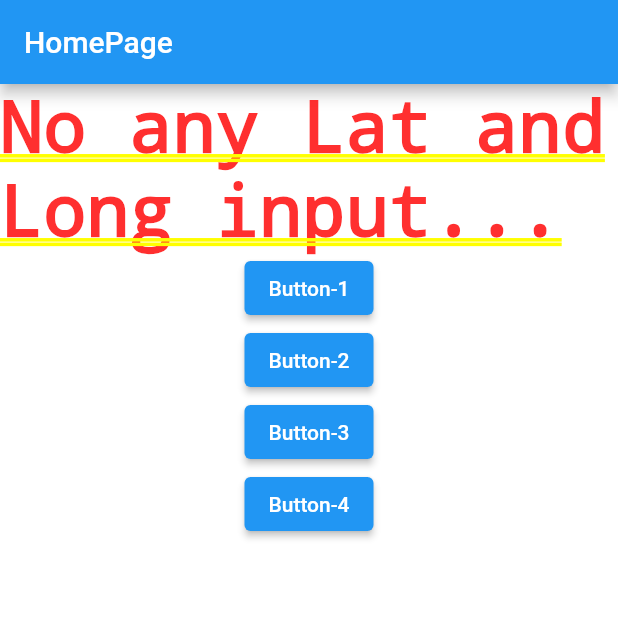
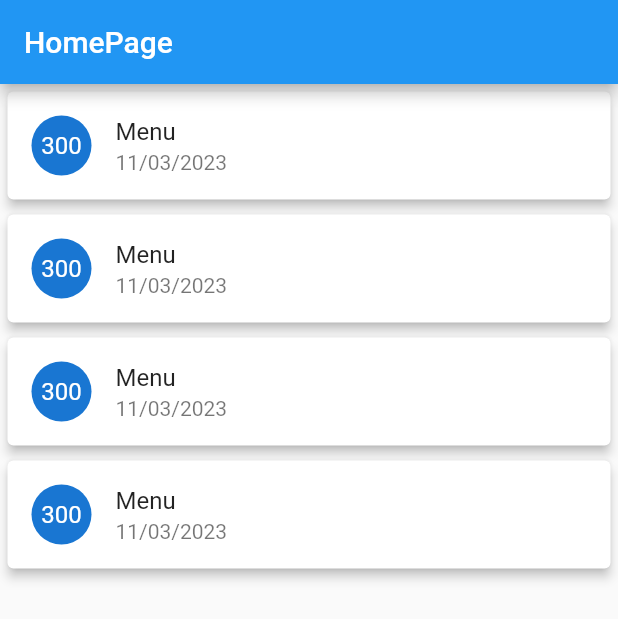
Before and after one commit to popbobkok/Flutter_G1_Project, a Flutter app: the screen it shows after launch, on a phone screen of 412 x 824 dp. Shown: the top 619 px of the screen. Run offline on Flutter 3.47's test engine with Material 2 defaults, Android fonts, the light colour scheme and no system bars; missing offline and left inert: dart:ffi.

Commit message:
make menu card

```diff
--- a/project_g1/lib/screen/home_screen.dart
+++ b/project_g1/lib/screen/home_screen.dart
@@ -2,6 +2,7 @@ import 'package:flutter/src/widgets/framework.dart';
 import 'package:flutter/src/widgets/placeholder.dart';
 import 'package:flutter/material.dart';
 import 'package:project_g1/providers/button_provider.dart';
+import 'package:project_g1/providers/location_provider.dart';
 import 'package:provider/provider.dart';
 
 class MyHomePage extends StatefulWidget {
@@ -11,6 +12,51 @@ class MyHomePage extends StatefulWidget {
   State<MyHomePage> createState() => _MyHomePageState();
 }
 
+class _MyHomePageState extends State<MyHomePage> {
+  @override
+  Widget build(BuildContext context) {
+    return Scaffold(
+        appBar: AppBar(
+          title: Text("HomePage"),
+        ),
+        body: ListView.builder(
+            itemCount: 4,
+            itemBuilder: (context, int index) {
+              Text("Set_1");
+              return Card(
+                elevation: 3, // drop_shadow
+                margin: const EdgeInsets.all(5), //ห่างจากขอบ 4 ทิศทาง
+                child: ListTile(
+                  leading: CircleAvatar(
+                      child: FittedBox(
+                    child: Text("300"),
+                  )),
+                  title: Text("Menu"),
+                  subtitle: Text("11/03/2023"),
+                ),
+              );
+            }));
+  }
+}
+
+/*
+class _MyHomePageState extends State<MyHomePage> {
+  @override
+  Widget build(BuildContext context) {
+    return Scaffold(
+        appBar: AppBar(
+          title: Text("HomePage"),
+        ),
+        body: Consumer(
+          builder: (context, LocationProvider provider, Widget child) {
+
+            return ListView.builder(itemBuilder: itemBuilder);
+          },
+        ));
+  }
+}
+*/
+/*
 class _MyHomePageState extends State<MyHomePage> {
   TextEditingController latitude = TextEditingController();
   TextEditingController longtitude = TextEditingController();
@@ -22,6 +68,7 @@ class _MyHomePageState extends State<MyHomePage> {
     super.initState();
     result.text = "No any Lat and Long input...";
   }
+
 
   @override
   Widget build(BuildContext context) {
@@ -93,6 +140,8 @@ class _MyHomePageState extends State<MyHomePage> {
               child: Text("Button-4")),
         ]),
       )
-    ]);
+    ],
+    );
   }
 }
+*/
```
